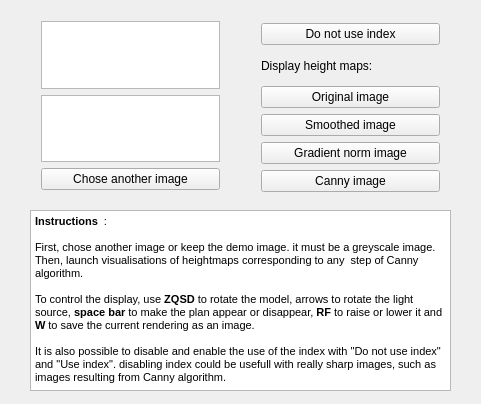
ameuleman/HeightMap-GL3.3, file src/mainwindow.ui: the form before one commit.
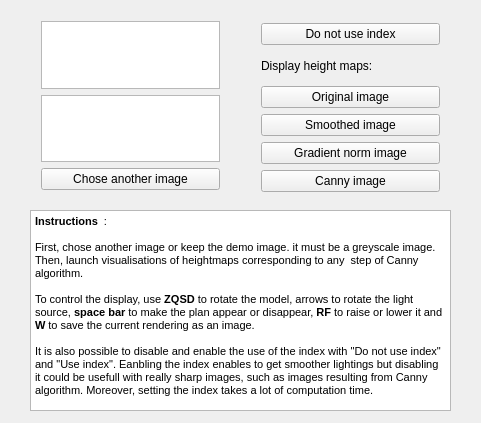
The form after the commit.

Commit message: Change description and comment

The edit to the form file:
```diff
--- a/src/mainwindow.ui
+++ b/src/mainwindow.ui
@@ -7,7 +7,7 @@
     <x>0</x>
     <y>0</y>
     <width>481</width>
-    <height>404</height>
+    <height>423</height>
    </rect>
   </property>
   <property name="windowTitle">
@@ -99,7 +99,7 @@
       <x>30</x>
       <y>210</y>
       <width>421</width>
-      <height>181</height>
+      <height>201</height>
      </rect>
     </property>
     <property name="html">
@@ -113,7 +113,7 @@
 &lt;p style=&quot;-qt-paragraph-type:empty; margin-top:0px; margin-bottom:0px; margin-left:0px; margin-right:0px; -qt-block-indent:0; text-indent:0px;&quot;&gt;&lt;br /&gt;&lt;/p&gt;
 &lt;p style=&quot; margin-top:0px; margin-bottom:0px; margin-left:0px; margin-right:0px; -qt-block-indent:0; text-indent:0px;&quot;&gt;To control the display, use &lt;span style=&quot; font-weight:600;&quot;&gt;ZQSD&lt;/span&gt; to rotate the model, arrows to rotate the light source, &lt;span style=&quot; font-weight:600;&quot;&gt;space bar&lt;/span&gt; to make the plan appear or disappear, &lt;span style=&quot; font-weight:600;&quot;&gt;RF&lt;/span&gt; to raise or lower it and &lt;span style=&quot; font-weight:600;&quot;&gt;W&lt;/span&gt; to save the current rendering as an image.&lt;/p&gt;
 &lt;p style=&quot;-qt-paragraph-type:empty; margin-top:0px; margin-bottom:0px; margin-left:0px; margin-right:0px; -qt-block-indent:0; text-indent:0px;&quot;&gt;&lt;br /&gt;&lt;/p&gt;
-&lt;p style=&quot; margin-top:0px; margin-bottom:0px; margin-left:0px; margin-right:0px; -qt-block-indent:0; text-indent:0px;&quot;&gt;It is also possible to disable and enable the use of the index with &amp;quot;Do not use index&amp;quot; and &amp;quot;Use index&amp;quot;. disabling index could be usefull with really sharp images, such as images resulting from Canny algorithm.&lt;/p&gt;&lt;/body&gt;&lt;/html&gt;</string>
+&lt;p style=&quot; margin-top:0px; margin-bottom:0px; margin-left:0px; margin-right:0px; -qt-block-indent:0; text-indent:0px;&quot;&gt;It is also possible to disable and enable the use of the index with &amp;quot;Do not use index&amp;quot; and &amp;quot;Use index&amp;quot;. Eanbling the index enables to get smoother lightings but disabling it could be usefull with really sharp images, such as images resulting from Canny algorithm. Moreover, setting the index takes a lot of computation time.&lt;/p&gt;&lt;/body&gt;&lt;/html&gt;</string>
     </property>
    </widget>
   </widget>
```
